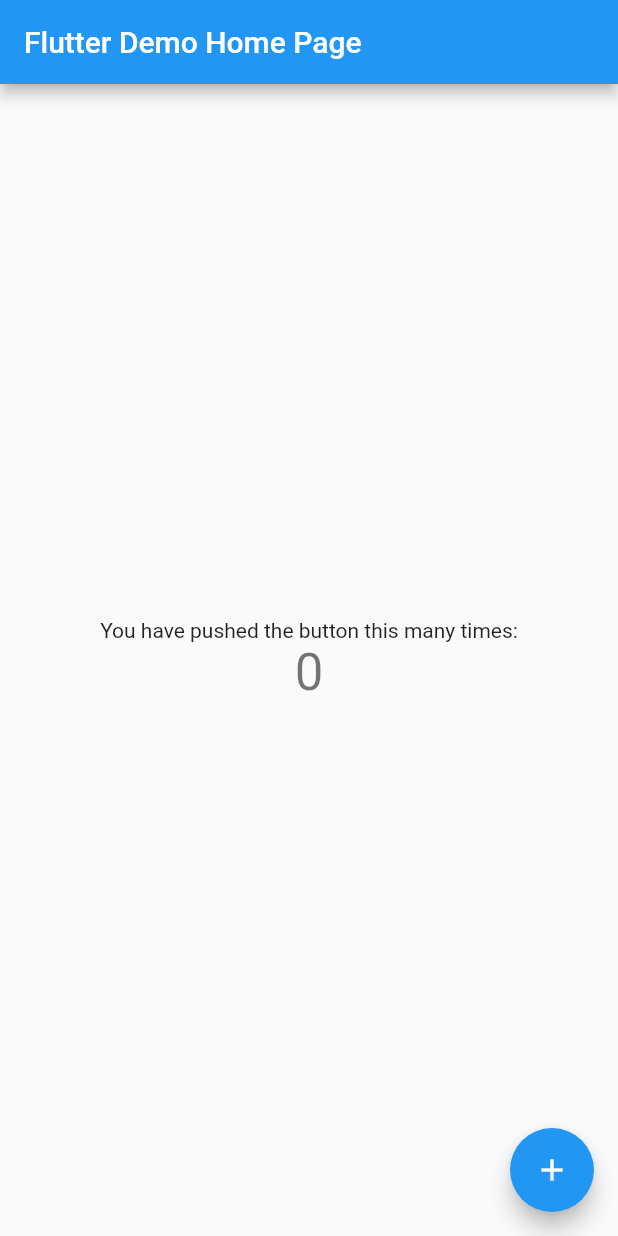
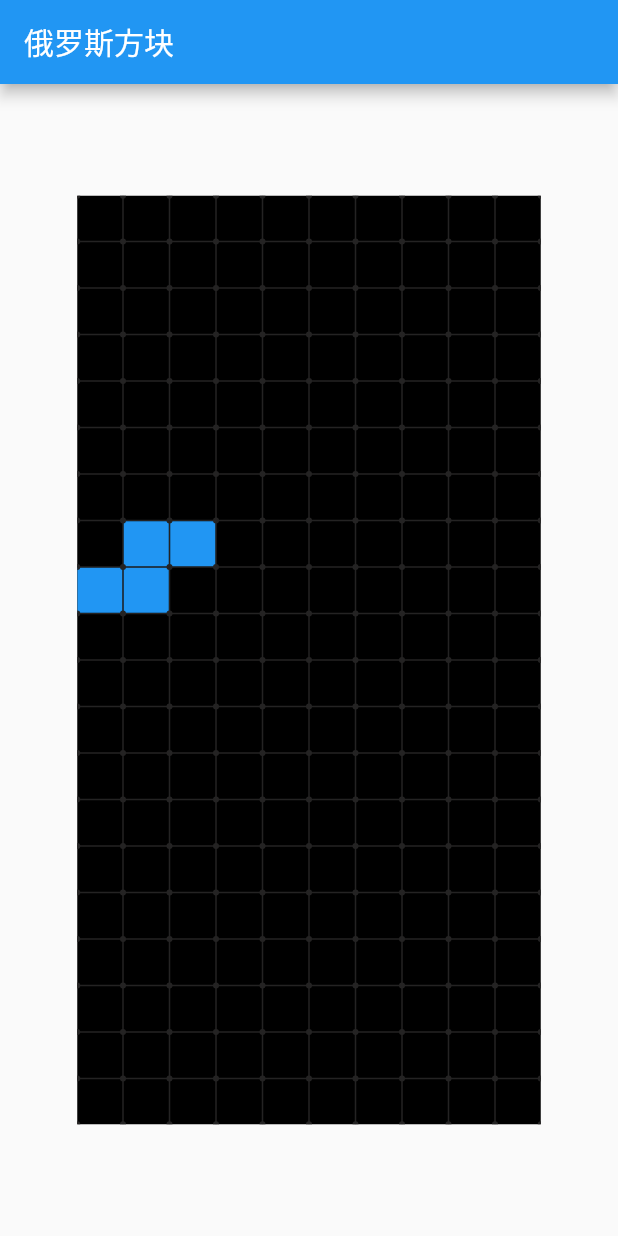
Before and after one commit to ZongwenSun/flutter_tetris, a Flutter app: the screen it shows after launch, on a phone screen of 412 x 824 dp. Run offline on Flutter 3.47's test engine with Material 2 defaults, Android fonts, the phone set to English and light mode, and no system bars.

```diff
--- a/lib/main.dart
+++ b/lib/main.dart
@@ -1,4 +1,8 @@
 import 'package:flutter/material.dart';
+import 'package:flutter/services.dart';
+import 'package:flutter_tetris/models/game_state.dart';
+import 'package:flutter_tetris/widgets/game_board.dart';
+import 'package:provider/provider.dart';
 
 void main() {
   runApp(const MyApp());
@@ -7,109 +11,34 @@ void main() {
 class MyApp extends StatelessWidget {
   const MyApp({Key? key}) : super(key: key);
 
-  // This widget is the root of your application.
   @override
   Widget build(BuildContext context) {
     return MaterialApp(
-      title: 'Flutter Demo',
-      theme: ThemeData(
-        // This is the theme of your application.
-        //
-        // Try running your application with "flutter run". You'll see the
-        // application has a blue toolbar. Then, without quitting the app, try
-        // changing the primarySwatch below to Colors.green and then invoke
-        // "hot reload" (press "r" in the console where you ran "flutter run",
-        // or simply save your changes to "hot reload" in a Flutter IDE).
-        // Notice that the counter didn't reset back to zero; the application
-        // is not restarted.
-        primarySwatch: Colors.blue,
+      home: Scaffold(
+        appBar: AppBar(title: const Text('俄罗斯方块')),
+        body: ChangeNotifierProvider<GameState>(
+          create: (_) => GameState(GameConfig(row: 20, col: 10)),
+          builder: (ctx, child) => Consumer<GameState>(
+            builder: (ctx, gameState, child) => RawKeyboardListener(
+              autofocus: true,
+              focusNode: FocusNode(),
+              onKey: (event) {
+                if (event.isKeyPressed(LogicalKeyboardKey.arrowLeft)) {
+                  gameState.onPressLeft();
+                } else if (event.isKeyPressed(LogicalKeyboardKey.arrowRight)) {
+                  gameState.onPressRight();
+                }
+              },
+              child: Center(
+                child: GameBoard(
+                  gameState: gameState,
+                ),
+              ),
+            ),
+          ),
+        ),
+        // body: Center(child: Text('hello')),
       ),
-      home: const MyHomePage(title: 'Flutter Demo Home Page'),
     );
   }
 }
-
-class MyHomePage extends StatefulWidget {
-  const MyHomePage({Key? key, required this.title}) : super(key: key);
-
-  // This widget is the home page of your application. It is stateful, meaning
-  // that it has a State object (defined below) that contains fields that affect
-  // how it looks.
-
-  // This class is the configuration for the state. It holds the values (in this
-  // case the title) provided by the parent (in this case the App widget) and
-  // used by the build method of the State. Fields in a Widget subclass are
-  // always marked "final".
-
-  final String title;
-
-  @override
-  State<MyHomePage> createState() => _MyHomePageState();
-}
-
-class _MyHomePageState extends State<MyHomePage> {
-  int _counter = 0;
-
-  void _incrementCounter() {
-    setState(() {
-      // This call to setState tells the Flutter framework that something has
-      // changed in this State, which causes it to rerun the build method below
-      // so that the display can reflect the updated values. If we changed
-      // _counter without calling setState(), then the build method would not be
-      // called again, and so nothing would appear to happen.
-      _counter++;
-    });
-  }
-
-  @override
-  Widget build(BuildContext context) {
-    // This method is rerun every time setState is called, for instance as done
-    // by the _incrementCounter method above.
-    //
-    // The Flutter framework has been optimized to make rerunning build methods
-    // fast, so that you can just rebuild anything that needs updating rather
-    // than having to individually change instances of widgets.
-    return Scaffold(
-      appBar: AppBar(
-        // Here we take the value from the MyHomePage object that was created by
-        // the App.build method, and use it to set our appbar title.
-        title: Text(widget.title),
-      ),
-      body: Center(
-        // Center is a layout widget. It takes a single child and positions it
-        // in the middle of the parent.
-        child: Column(
-          // Column is also a layout widget. It takes a list of children and
-          // arranges them vertically. By default, it sizes itself to fit its
-          // children horizontally, and tries to be as tall as its parent.
-          //
-          // Invoke "debug painting" (press "p" in the console, choose the
-          // "Toggle Debug Paint" action from the Flutter Inspector in Android
-          // Studio, or the "Toggle Debug Paint" command in Visual Studio Code)
-          // to see the wireframe for each widget.
-          //
-          // Column has various properties to control how it sizes itself and
-          // how it positions its children. Here we use mainAxisAlignment to
-          // center the children vertically; the main axis here is the vertical
-          // axis because Columns are vertical (the cross axis would be
-          // horizontal).
-          mainAxisAlignment: MainAxisAlignment.center,
-          children: <Widget>[
-            const Text(
-              'You have pushed the button this many times:',
-            ),
-            Text(
-              '$_counter',
-              style: Theme.of(context).textTheme.headline4,
-            ),
-          ],
-        ),
-      ),
-      floatingActionButton: FloatingActionButton(
-        onPressed: _incrementCounter,
-        tooltip: 'Increment',
-        child: const Icon(Icons.add),
-      ), // This trailing comma makes auto-formatting nicer for build methods.
-    );
-  }
-}
--- /dev/null
+++ b/lib/models/game_state.dart
@@ -0,0 +1,143 @@
+import 'dart:async';
+import 'dart:math';
+
+import 'package:flutter/material.dart';
+
+class GameState extends ChangeNotifier {
+  GameConfig config;
+  List<Square> fixedSquares = [];
+
+  Mino? currentMino;
+
+  GameState(this.config) {
+    currentMino = Mino.random();
+    start();
+  }
+
+  void start() {
+    Timer.periodic(const Duration(seconds: 1), (timer) {
+      if (currentMino != null) {
+        Mino downMino = currentMino!.down();
+        if (allowMino(downMino)) {
+          currentMino = downMino;
+        } else {
+          if (allowMino(currentMino!)) {
+            addMino(currentMino!);
+            currentMino = Mino.random();
+          } else {
+            currentMino = null;
+          }
+        }
+      }
+      notifyListeners();
+    });
+  }
+
+  void onPressLeft() {
+    Mino nextMino = currentMino!.left();
+    if (allowMino(nextMino)) {
+      currentMino = nextMino;
+      notifyListeners();
+    }
+  }
+
+  void onPressRight() {
+    Mino nextMino = currentMino!.right();
+    if (allowMino(nextMino)) {
+      currentMino = nextMino;
+      notifyListeners();
+    }
+  }
+
+  bool allowMino(Mino mino) {
+    return mino.squares.every((square) => allowSquare(square));
+  }
+
+  bool allowSquare(Square square) {
+    bool inRange = square.col >= 0 && square.col < config.col && square.row >= 0 && square.row < config.row;
+    if (!inRange) {
+      return false;
+    }
+    bool alreadyExist = fixedSquares.any((e) => e.row == square.row && e.col == square.col);
+    return !alreadyExist;
+  }
+
+  void addMino(Mino mino) {
+    fixedSquares.addAll(mino.squares);
+  }
+}
+
+class GameConfig {
+  final int row;
+  final int col;
+
+  GameConfig({required this.row, required this.col});
+}
+
+class Square {
+  int row = 0;
+  int col = 0;
+
+  Square({
+    required this.row,
+    required this.col,
+  });
+}
+
+enum MinoType { I, O, S, Z, L, J, T }
+
+class Mino {
+  final MinoType type;
+  final List<Square> squares;
+
+  factory Mino.random() {
+    int rand = Random().nextInt(MinoType.values.length);
+    MinoType type = MinoType.values[rand];
+    List<Square> squares;
+    switch (type) {
+      case MinoType.I:
+        squares = [Square(row: 0, col: 0), Square(row: 0, col: 1), Square(row: 0, col: 2), Square(row: 0, col: 3)];
+        break;
+      case MinoType.J:
+        squares = [Square(row: 0, col: 2), Square(row: 1, col: 0), Square(row: 1, col: 1), Square(row: 1, col: 2)];
+        break;
+      case MinoType.L:
+        squares = [Square(row: 0, col: 0), Square(row: 1, col: 0), Square(row: 1, col: 1), Square(row: 1, col: 2)];
+        break;
+      case MinoType.O:
+        squares = [Square(row: 0, col: 0), Square(row: 0, col: 1), Square(row: 1, col: 0), Square(row: 1, col: 1)];
+        break;
+      case MinoType.S:
+        squares = [Square(row: 0, col: 1), Square(row: 0, col: 2), Square(row: 1, col: 0), Square(row: 1, col: 1)];
+        break;
+      case MinoType.T:
+        squares = [Square(row: 0, col: 1), Square(row: 1, col: 0), Square(row: 1, col: 1), Square(row: 1, col: 2)];
+        break;
+      case MinoType.Z:
+        squares = [Square(row: 0, col: 0), Square(row: 0, col: 1), Square(row: 1, col: 1), Square(row: 1, col: 2)];
+    }
+    return Mino(type, squares);
+  }
+
+  Mino(this.type, this.squares);
+
+  Mino left() {
+    return Mino(type, moveDelta(0, -1));
+  }
+
+  Mino down() {
+    return Mino(type, moveDelta(1, 0));
+  }
+
+  Mino right() {
+    return Mino(type, moveDelta(0, 1));
+  }
+
+  Mino up() {
+    return Mino(type, moveDelta(-1, 0));
+  }
+
+  List<Square> moveDelta(int deltaRow, int deltaCol) {
+    return squares.map((e) => Square(row: e.row + deltaRow, col: e.col + deltaCol)).toList();
+  }
+}
--- /dev/null
+++ b/lib/widgets/game_board.dart
@@ -0,0 +1,135 @@
+import 'package:flutter/material.dart';
+import 'package:flutter_tetris/models/game_state.dart';
+
+class GameBoard extends StatefulWidget {
+  final GameState gameState;
+  final double borderWith = 4;
+  final double lineWidth = 1;
+  final double squareCornerSize = 2;
+  final double outerBorderRadius = 20;
+  final double squareSize = 30;
+
+  const GameBoard({Key? key, required this.gameState}) : super(key: key);
+
+  @override
+  State<GameBoard> createState() => _GameBoardState();
+}
+
+class _GameBoardState extends State<GameBoard> {
+  @override
+  Widget build(BuildContext context) {
+    GameConfig config = widget.gameState.config;
+    double width = widget.squareSize * config.col + widget.lineWidth * (config.col - 1);
+    double height = widget.squareSize * config.row + widget.lineWidth * (config.row - 1);
+
+    return CustomPaint(
+      painter: BoardPainter(
+        gameState: widget.gameState,
+        col: config.col,
+        row: config.row,
+        squareSize: widget.squareSize,
+        lineWidth: widget.lineWidth,
+      ),
+      size: Size(width, height),
+    );
+  }
+}
+
+class BoardPainter extends CustomPainter {
+  final Color bgColor = const Color(0xff000000);
+  final Color lineColor = const Color(0xff242323);
+  final GameState gameState;
+  final double dotRadius = 2;
+  final int row;
+  final int col;
+  final double lineWidth;
+  final double squareSize;
+  late List<List<Square?>> squares;
+
+  BoardPainter({
+    required this.gameState,
+    required this.row,
+    required this.col,
+    required this.lineWidth,
+    required this.squareSize,
+  }) {
+    squares = List.generate(row, (index) => List.filled(col, null));
+  }
+
+  @override
+  void paint(Canvas canvas, Size size) {
+    canvas.clipRect(Rect.fromLTWH(0, 0, size.width, size.height));
+
+    Paint linePaint = Paint()
+      ..color = lineColor
+      ..style = PaintingStyle.fill;
+
+    canvas.drawColor(bgColor, BlendMode.src);
+
+    // draw horizontal line
+    for (int i = 1; i < row; i++) {
+      double top = (squareSize + lineWidth) * i - lineWidth;
+      canvas.drawRect(Rect.fromLTWH(0, top, size.width, lineWidth), linePaint);
+    }
+
+    // draw vertical line
+    for (int i = 1; i < col; i++) {
+      double left = (squareSize + lineWidth) * i - lineWidth;
+      canvas.drawRect(Rect.fromLTWH(left, 0, lineWidth, size.height), linePaint);
+    }
+
+    Paint squarePaint = Paint()
+      ..color = Colors.blue
+      ..style = PaintingStyle.fill;
+
+    for (Square square in gameState.fixedSquares) {
+      int row = square.row;
+      int col = square.col;
+      double left = col * (squareSize + lineWidth);
+      double top = row * (squareSize + lineWidth);
+      canvas.drawRect(Rect.fromLTWH(left, top, squareSize, squareSize), squarePaint);
+    }
+
+    if (gameState.currentMino != null) {
+      Mino mino = gameState.currentMino!;
+      for (Square square in mino.squares) {
+        int row = square.row;
+        int col = square.col;
+        double left = col * (squareSize + lineWidth);
+        double top = row * (squareSize + lineWidth);
+        canvas.drawRect(Rect.fromLTWH(left, top, squareSize, squareSize), squarePaint);
+      }
+    }
+
+    // draw dot
+    for (int i = 0; i <= row; i++) {
+      double y;
+      if (i == 0) {
+        y = 0;
+      } else if (i == row) {
+        y = size.height;
+      } else {
+        y = (squareSize + lineWidth) * i - lineWidth / 2;
+      }
+      for (int j = 0; j <= col; j++) {
+        double x;
+        if (j == 0) {
+          x = 0;
+        } else if (j == col) {
+          x = size.width;
+        } else {
+          x = (squareSize + lineWidth) * j - lineWidth / 2;
+        }
+
+        canvas.drawOval(Rect.fromCircle(center: Offset(x, y), radius: dotRadius), linePaint);
+      }
+    }
+
+    // canvas.drawLine(p1, p2, paint)
+  }
+
+  @override
+  bool shouldRepaint(covariant CustomPainter oldDelegate) {
+    return true;
+  }
+}
--- a/pubspec.yaml
+++ b/pubspec.yaml
@@ -34,6 +34,7 @@ dependencies:
   # The following adds the Cupertino Icons font to your application.
   # Use with the CupertinoIcons class for iOS style icons.
   cupertino_icons: ^1.0.2
+  provider: ^6.0.2
 
 dev_dependencies:
   flutter_test:
```
Also changed, not shown: pubspec.lock.
